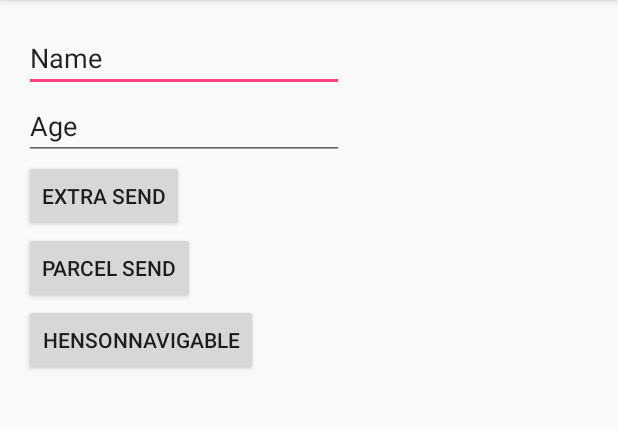
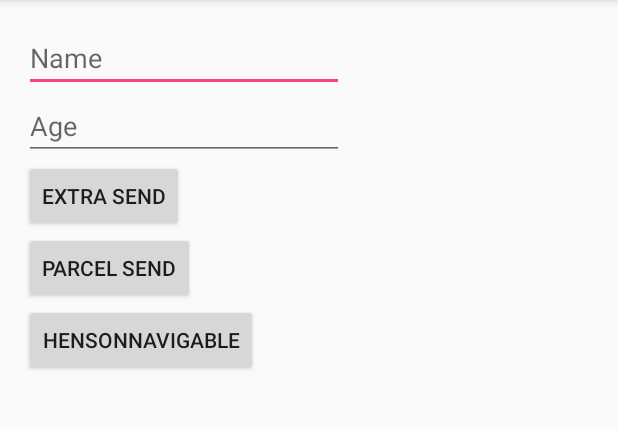
Before and after one commit to soaringEveryday/DartHensonSample, an Android app: the screen it shows after launch (MainActivity), on a phone screen of 412 x 824 dp, the part 84-513 px from its top. Run offline under Robolectric (Android 15) with nearby library versions, the phone set to English and light mode, and no system bars; our stand-ins replace ButterKnife.

Commit message:
fix hint

```diff
--- a/app/build.gradle
+++ b/app/build.gradle
@@ -3,7 +3,7 @@ apply plugin: 'android-apt'
 
 android {
     compileSdkVersion 23
-    buildToolsVersion "23.0.3"
+    buildToolsVersion "23.0.2"
 
     defaultConfig {
         applicationId "com.jason.darthensonsample"
--- a/app/src/main/res/layout/content_main.xml
+++ b/app/src/main/res/layout/content_main.xml
@@ -18,7 +18,7 @@
         android:layout_width="wrap_content"
         android:layout_height="wrap_content"
         android:inputType="textPersonName"
-        android:text="Name"
+        android:hint="Name"
         android:ems="10"
         android:id="@+id/name"/>
 
@@ -26,7 +26,7 @@
         android:layout_width="wrap_content"
         android:layout_height="wrap_content"
         android:inputType="textPersonName"
-        android:text="Age"
+        android:hint="Age"
         android:ems="10"
         android:id="@+id/age"/>
 
```
